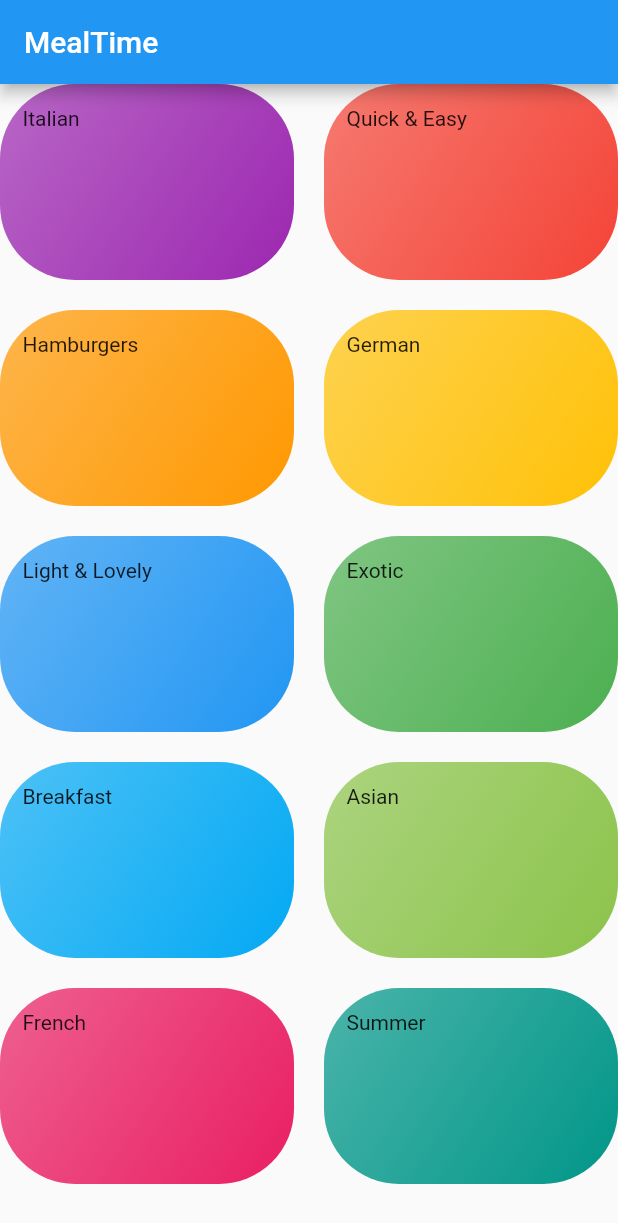
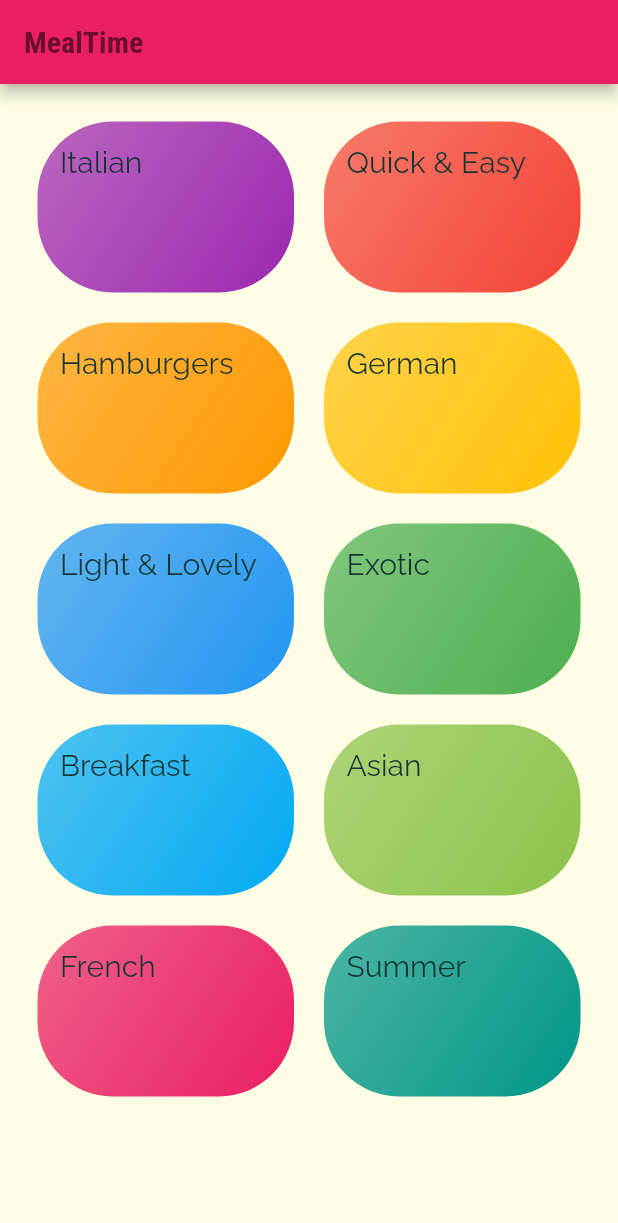
Before and after one commit to DarkNinja15/Meals_app, a Flutter app: the screen it shows after launch, on a phone screen of 412 x 824 dp. Shown: the top 1223 px of the screen. Run offline on Flutter 3.47's test engine with Material 2 defaults, Android fonts, the phone set to English and light mode, and no system bars; our stand-ins replace google_fonts.

Commit message:
Added Fonts

```diff
--- a/meals/lib/main.dart
+++ b/meals/lib/main.dart
@@ -1,4 +1,5 @@
 import 'package:flutter/material.dart';
+import 'package:google_fonts/google_fonts.dart';
 import 'package:meals/screens/categories_screen.dart';
 
 import 'home_page.dart';
@@ -13,6 +14,18 @@ class MyApp extends StatelessWidget {
   @override
   Widget build(BuildContext context) {
     return MaterialApp(
+      theme: ThemeData(
+          primarySwatch: Colors.pink,
+          canvasColor: Color.fromRGBO(255, 254, 229, 1),
+          fontFamily: GoogleFonts.raleway().fontFamily,
+          textTheme: ThemeData.light().textTheme.copyWith(
+              bodyText1: TextStyle(color: Color.fromRGBO(20, 51, 51, 1)),
+              bodyText2:
+                  TextStyle(color: Color.fromRGBO(20, 51, 51, 1), fontSize: 20),
+              headline1: TextStyle(
+                  fontSize: 20,
+                  fontWeight: FontWeight.bold,
+                  fontFamily: GoogleFonts.robotoCondensed().fontFamily))),
       title: 'MealTime',
       home: CategoriesScreen(),
     );
--- a/meals/lib/screens/categories_screen.dart
+++ b/meals/lib/screens/categories_screen.dart
@@ -10,9 +10,13 @@ class CategoriesScreen extends StatelessWidget {
   Widget build(BuildContext context) {
     return Scaffold(
       appBar: AppBar(
-        title: Text('MealTime'),
+        title: Text(
+          'MealTime',
+          style: Theme.of(context).textTheme.headline1,
+        ),
       ),
       body: GridView(
+          padding: const EdgeInsets.all(25),
           gridDelegate: SliverGridDelegateWithMaxCrossAxisExtent(
               maxCrossAxisExtent: 200,
               childAspectRatio: 1.5,
```
Also changed, not shown: meals/pubspec.yaml (+5 -15 lines), meals/pubspec.lock.
